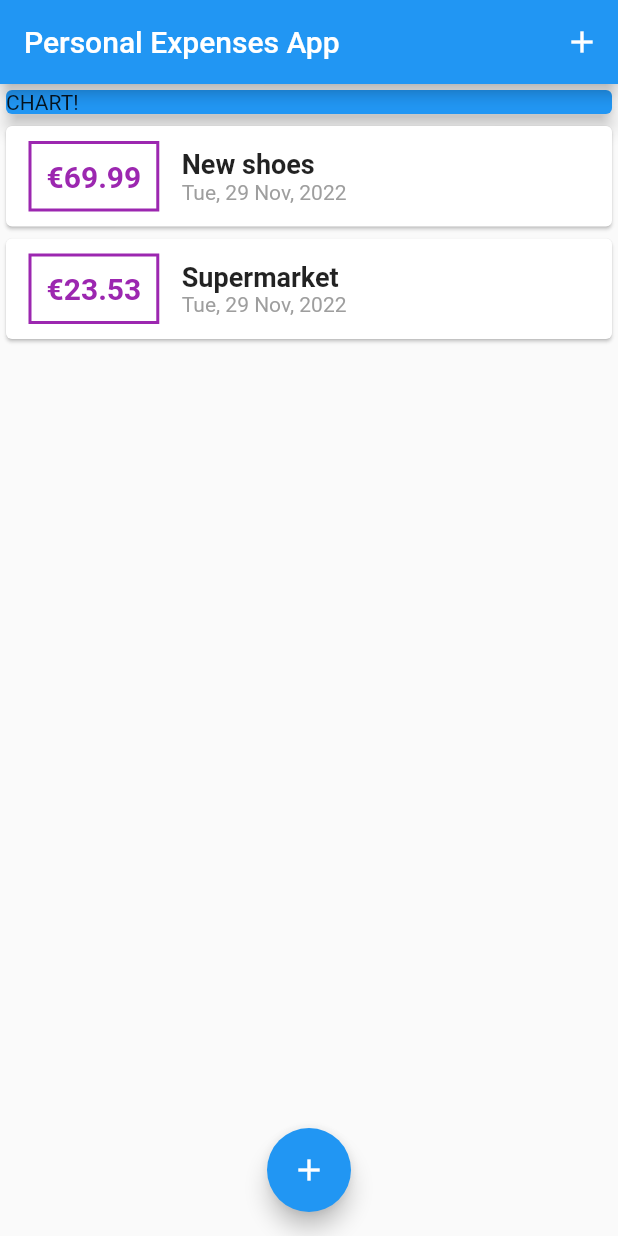
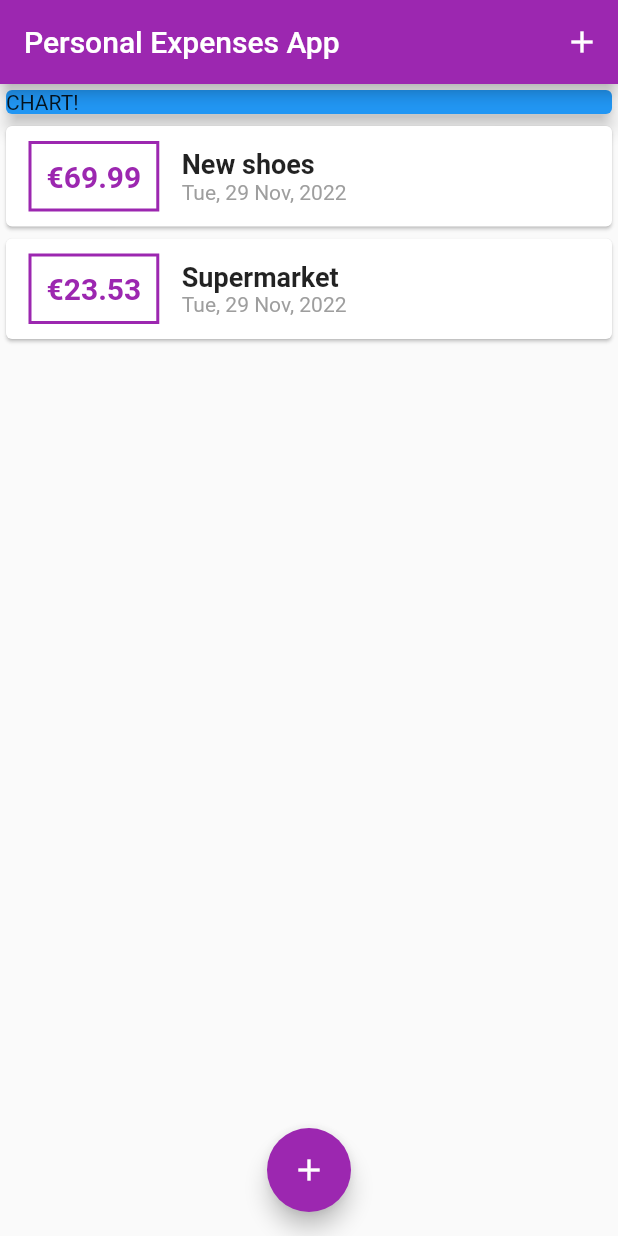
Before and after one commit to pfgrebelo/Flutter_PersonalExpensesApp, a Flutter app: the screen it shows after launch, on a phone screen of 412 x 824 dp. Run offline on Flutter 3.47's test engine with Material 2 defaults, Android fonts, the phone set to English and light mode, and no system bars.

Commit message:
added theme

```diff
--- a/lib/main.dart
+++ b/lib/main.dart
@@ -13,6 +13,9 @@ class PersonalExpensesApp extends StatelessWidget {
     return MaterialApp(
       debugShowCheckedModeBanner: false,
       title: 'Personal Expenses App',
+      theme: ThemeData(
+        primarySwatch: Colors.purple,
+      ),
       home: MyHomePage(),
     );
   }
--- a/lib/widgets/transaction_list.dart
+++ b/lib/widgets/transaction_list.dart
@@ -26,7 +26,7 @@ class TransactionList extends StatelessWidget {
                   ),
                   decoration: BoxDecoration(
                     border: Border.all(
-                      color: Colors.purple,
+                      color: Theme.of(context).primaryColor,
                       width: 2,
                     ),
                   ),
@@ -36,7 +36,7 @@ class TransactionList extends StatelessWidget {
                     style: TextStyle(
                       fontWeight: FontWeight.bold,
                       fontSize: 20,
-                      color: Colors.purple,
+                      color: Theme.of(context).primaryColor,
                     ),
                   ),
                 ),
```
